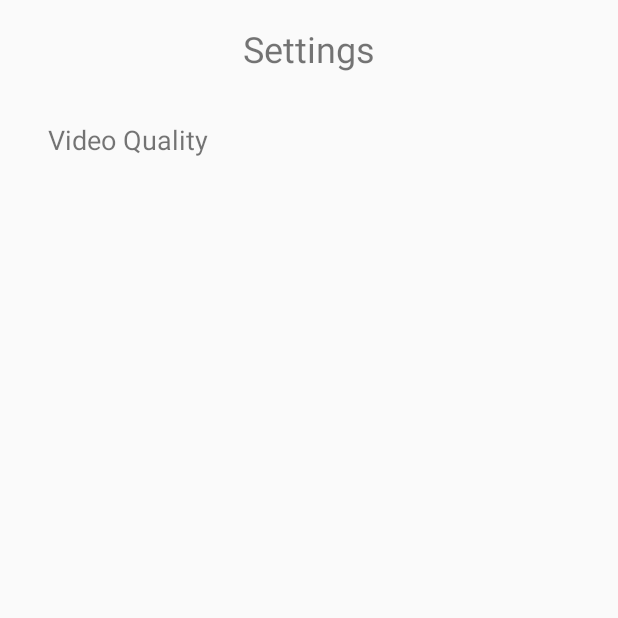
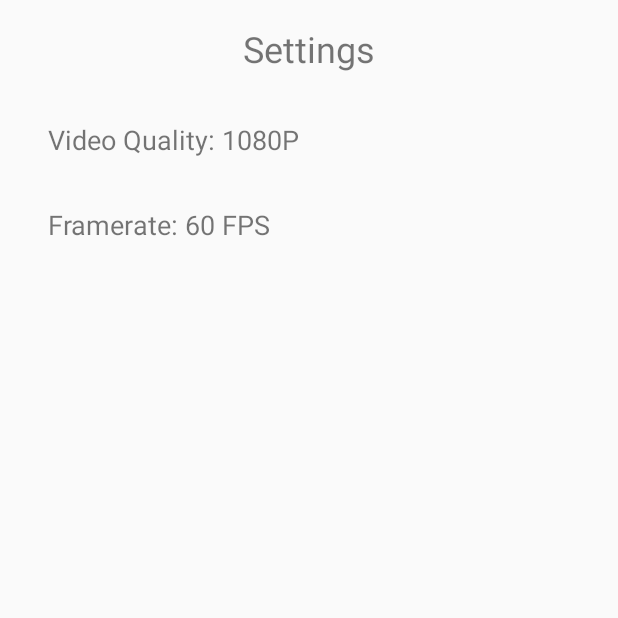
Before and after one commit to floppyhammer/rstream, an Android app: the SettingsActivity screen opened directly, with no data from a screen before it, on a phone screen of 412 x 824 dp, the top half of it. Run offline under Robolectric (Android 15) with nearby library versions, the phone set to English and light mode, and no system bars.

Commit message:
Add framerate option

```diff
--- a/client/app/src/main/java/com/gst/android/demo/SettingsActivity.kt
+++ b/client/app/src/main/java/com/gst/android/demo/SettingsActivity.kt
@@ -1,5 +1,6 @@
 package com.gst.android.demo
 
+import android.content.Context
 import android.os.Bundle
 import android.view.View
 import android.widget.PopupMenu
@@ -8,32 +9,98 @@ import android.widget.Toast
 import androidx.appcompat.app.AppCompatActivity
 
 class SettingsActivity : AppCompatActivity() {
+
+    private lateinit var videoQualityOption: TextView
+    private lateinit var framerateOption: TextView
+    private val PREFS_NAME = "SettingsPrefs"
+    private val VIDEO_QUALITY_KEY = "video_quality"
+    private val FRAMERATE_KEY = "framerate"
+
     override fun onCreate(savedInstanceState: Bundle?) {
         super.onCreate(savedInstanceState)
         setContentView(R.layout.activity_settings)
 
-        val videoQualityOption = findViewById<TextView>(R.id.video_quality_option)
+        videoQualityOption = findViewById(R.id.video_quality_option)
+        framerateOption = findViewById(R.id.framerate_option)
+        updateVideoQualityLabel()
+        updateFramerateLabel()
+
         videoQualityOption.setOnClickListener { view ->
             showVideoQualityMenu(view)
+        }
+
+        framerateOption.setOnClickListener { view ->
+            showFramerateMenu(view)
         }
     }
 
     private fun showVideoQualityMenu(view: View) {
         val popup = PopupMenu(this, view)
         popup.menuInflater.inflate(R.menu.video_quality_menu, popup.menu)
+
+        val sharedPref = getSharedPreferences(PREFS_NAME, Context.MODE_PRIVATE)
+        val savedQualityId =
+            sharedPref.getInt(VIDEO_QUALITY_KEY, R.id.quality_1080p) // Default to 1080p
+        popup.menu.findItem(savedQualityId)?.isChecked = true
+
         popup.setOnMenuItemClickListener { item ->
-            val quality = when (item.itemId) {
-                R.id.quality_high -> "High"
-                R.id.quality_medium -> "Medium"
-                R.id.quality_low -> "Low"
-                else -> ""
-            }
-            if (quality.isNotEmpty()) {
-                Toast.makeText(this, "Selected quality: $quality", Toast.LENGTH_SHORT).show()
-                // Here you would save the setting
-            }
+            item.isChecked = true
+            val sharedPrefEditor = getSharedPreferences(PREFS_NAME, Context.MODE_PRIVATE).edit()
+            sharedPrefEditor.putInt(VIDEO_QUALITY_KEY, item.itemId)
+            sharedPrefEditor.apply()
+
+            updateVideoQualityLabel()
+            Toast.makeText(this, "Selected quality: ${item.title}", Toast.LENGTH_SHORT).show()
             true
         }
         popup.show()
     }
+
+    private fun showFramerateMenu(view: View) {
+        val popup = PopupMenu(this, view)
+        popup.menuInflater.inflate(R.menu.framerate_menu, popup.menu)
+
+        val sharedPref = getSharedPreferences(PREFS_NAME, Context.MODE_PRIVATE)
+        val savedFramerateId =
+            sharedPref.getInt(FRAMERATE_KEY, R.id.framerate_60) // Default to 60 FPS
+        popup.menu.findItem(savedFramerateId)?.isChecked = true
+
+        popup.setOnMenuItemClickListener { item ->
+            item.isChecked = true
+            val sharedPrefEditor = getSharedPreferences(PREFS_NAME, Context.MODE_PRIVATE).edit()
+            sharedPrefEditor.putInt(FRAMERATE_KEY, item.itemId)
+            sharedPrefEditor.apply()
+
+            updateFramerateLabel()
+            Toast.makeText(this, "Selected framerate: ${item.title}", Toast.LENGTH_SHORT).show()
+            true
+        }
+        popup.show()
+    }
+
+    private fun updateVideoQualityLabel() {
+        val sharedPref = getSharedPreferences(PREFS_NAME, Context.MODE_PRIVATE)
+        val savedQualityId =
+            sharedPref.getInt(VIDEO_QUALITY_KEY, R.id.quality_1080p) // Default to 1080p
+        val quality = when (savedQualityId) {
+            R.id.quality_720p -> "720P"
+            R.id.quality_1080p -> "1080P"
+            R.id.quality_1440p -> "1440P"
+            else -> "1080P"
+        }
+        videoQualityOption.text = "Video Quality: $quality"
+    }
+
+    private fun updateFramerateLabel() {
+        val sharedPref = getSharedPreferences(PREFS_NAME, Context.MODE_PRIVATE)
+        val savedFramerateId =
+            sharedPref.getInt(FRAMERATE_KEY, R.id.framerate_60) // Default to 60 FPS
+        val framerate = when (savedFramerateId) {
+            R.id.framerate_30 -> "30 FPS"
+            R.id.framerate_60 -> "60 FPS"
+            R.id.framerate_90 -> "90 FPS"
+            else -> "60 FPS"
+        }
+        framerateOption.text = "Framerate: $framerate"
+    }
 }
--- a/client/app/src/main/res/layout/activity_main_menu.xml
+++ b/client/app/src/main/res/layout/activity_main_menu.xml
@@ -59,7 +59,7 @@
         <Button
             android:id="@+id/settings_button"
             android:layout_width="wrap_content"
-            android:layout_height="wrap_content"
+            android:layout_height="61dp"
             android:layout_gravity="center_horizontal"
             android:text="Settings" />
     </LinearLayout>
--- a/client/app/src/main/res/layout/activity_settings.xml
+++ b/client/app/src/main/res/layout/activity_settings.xml
@@ -24,4 +24,15 @@
         android:focusable="true"
         android:background="?android:attr/selectableItemBackground" />
 
+    <TextView
+        android:id="@+id/framerate_option"
+        android:layout_width="match_parent"
+        android:layout_height="wrap_content"
+        android:text="Framerate"
+        android:textSize="18sp"
+        android:padding="16dp"
+        android:clickable="true"
+        android:focusable="true"
+        android:background="?android:attr/selectableItemBackground" />
+
 </LinearLayout>
--- /dev/null
+++ b/client/app/src/main/res/menu/framerate_menu.xml
@@ -0,0 +1,14 @@
+<?xml version="1.0" encoding="utf-8"?>
+<menu xmlns:android="http://schemas.android.com/apk/res/android">
+    <group android:checkableBehavior="single">
+        <item
+            android:id="@+id/framerate_30"
+            android:title="30 FPS" />
+        <item
+            android:id="@+id/framerate_60"
+            android:title="60 FPS" />
+        <item
+            android:id="@+id/framerate_90"
+            android:title="90 FPS" />
+    </group>
+</menu>
--- a/client/app/src/main/res/menu/video_quality_menu.xml
+++ b/client/app/src/main/res/menu/video_quality_menu.xml
@@ -1,12 +1,14 @@
 <?xml version="1.0" encoding="utf-8"?>
 <menu xmlns:android="http://schemas.android.com/apk/res/android">
-    <item
-        android:id="@+id/quality_high"
-        android:title="High" />
-    <item
-        android:id="@+id/quality_medium"
-        android:title="Medium" />
-    <item
-        android:id="@+id/quality_low"
-        android:title="Low" />
+    <group android:checkableBehavior="single">
+        <item
+            android:id="@+id/quality_720p"
+            android:title="720P" />
+        <item
+            android:id="@+id/quality_1080p"
+            android:title="1080P" />
+        <item
+            android:id="@+id/quality_1440p"
+            android:title="1440P" />
+    </group>
 </menu>
```
